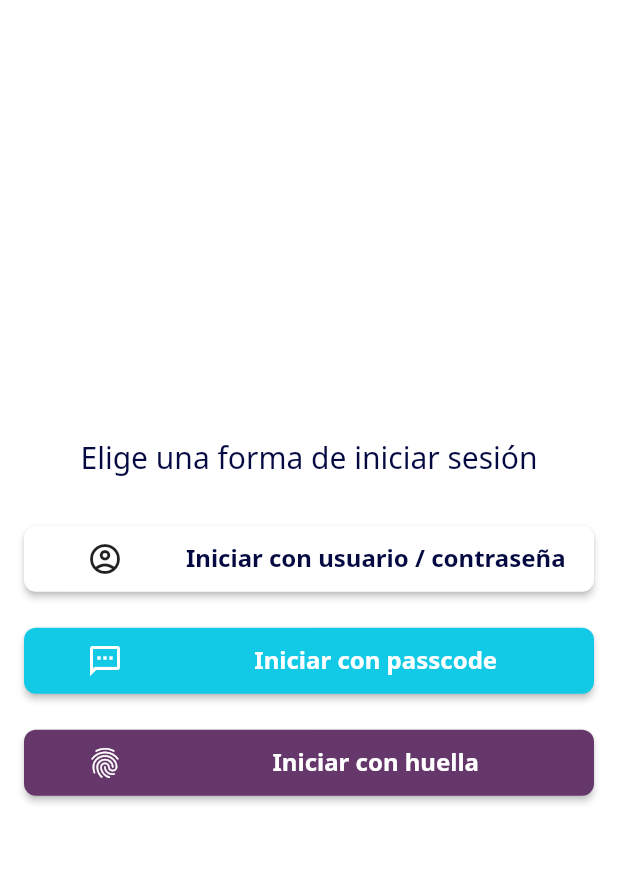
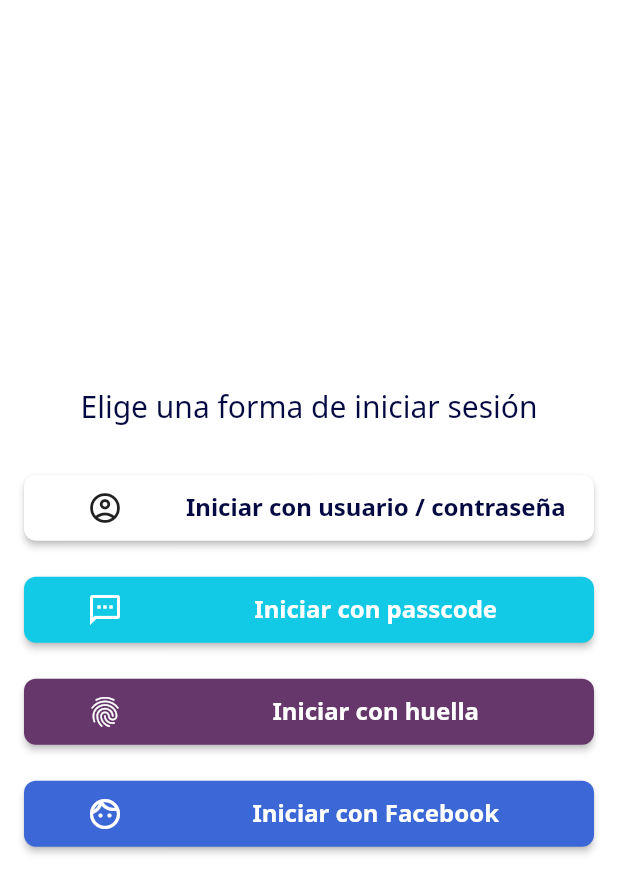
Before and after one commit to FabianVarela/flutter_login_types, a Flutter app: the screen it shows after launch, on a phone screen of 412 x 824 dp. Shown: the top 894 px of the screen. Run offline on Flutter 3.47's test engine with Material 2 defaults, Android fonts, the light colour scheme and no system bars; our stand-ins replace google_fonts, local_auth, pinput, rxdart; missing offline and left inert: flutter_facebook_auth.

Commit message:
Modify SignInOptions UI adding facebook button

```diff
--- a/lib/ui/sign_in_options.ui.dart
+++ b/lib/ui/sign_in_options.ui.dart
@@ -1,11 +1,22 @@
 import 'package:flutter/material.dart';
+import 'package:login_bloc/bloc/facebook_bloc.dart';
 import 'package:login_bloc/ui/widgets/custom_button.dart';
 import 'package:login_bloc/utils/colors.dart';
 
-class SignInOptionsUI extends StatelessWidget {
+class SignInOptionsUI extends StatefulWidget {
+  @override
+  _SignInOptionsUIState createState() => _SignInOptionsUIState();
+}
+
+class _SignInOptionsUIState extends State<SignInOptionsUI> {
+  final GlobalKey<ScaffoldState> _scaffoldKey = GlobalKey<ScaffoldState>();
+
+  final _facebookBloc = FacebookBloc();
+
   @override
   Widget build(BuildContext context) {
     return Scaffold(
+      key: _scaffoldKey,
       backgroundColor: CustomColors.white,
       body: Padding(
         padding: const EdgeInsets.symmetric(horizontal: 16),
@@ -50,9 +61,47 @@
               foregroundColor: CustomColors.white,
               icon: Icon(Icons.fingerprint_outlined, color: CustomColors.white),
             ),
+            const SizedBox(height: 20),
+            StreamBuilder<String>(
+              stream: _facebookBloc.message,
+              builder: (_, AsyncSnapshot<String> messageSnapshot) {
+                if (messageSnapshot.hasData) {
+                  if (messageSnapshot.data.isNotEmpty) {
+                    _showSnackBar(messageSnapshot.data);
+                  } else {
+                    _goToScreen();
+                  }
+                }
+
+                return CustomButton(
+                  text: 'Iniciar con Facebook',
+                  onPress: _facebookBloc.authenticate,
+                  backgroundColor: CustomColors.kingBlue,
+                  foregroundColor: CustomColors.white,
+                  icon: Icon(Icons.face_outlined, color: CustomColors.white),
+                );
+              },
+            ),
           ],
         ),
       ),
     );
   }
+
+  void _showSnackBar(String message) => Future.delayed(
+        Duration(milliseconds: 100),
+        () => _scaffoldKey.currentState.showSnackBar(SnackBar(
+          content: Text(
+            message,
+            style: TextStyle(color: CustomColors.lightWhite),
+          ),
+          duration: Duration(seconds: 3),
+        )),
+      );
+
+  void _goToScreen() => Future.delayed(
+        Duration.zero,
+        () => Navigator.of(context)
+            .pushNamedAndRemoveUntil('/home', (Route<dynamic> route) => false),
+      );
 }
```
